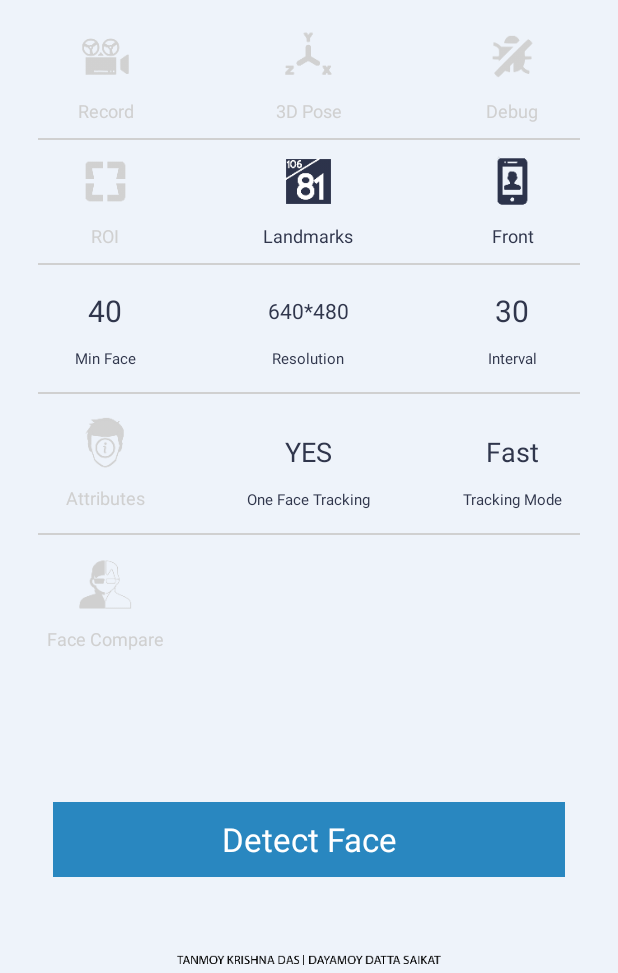
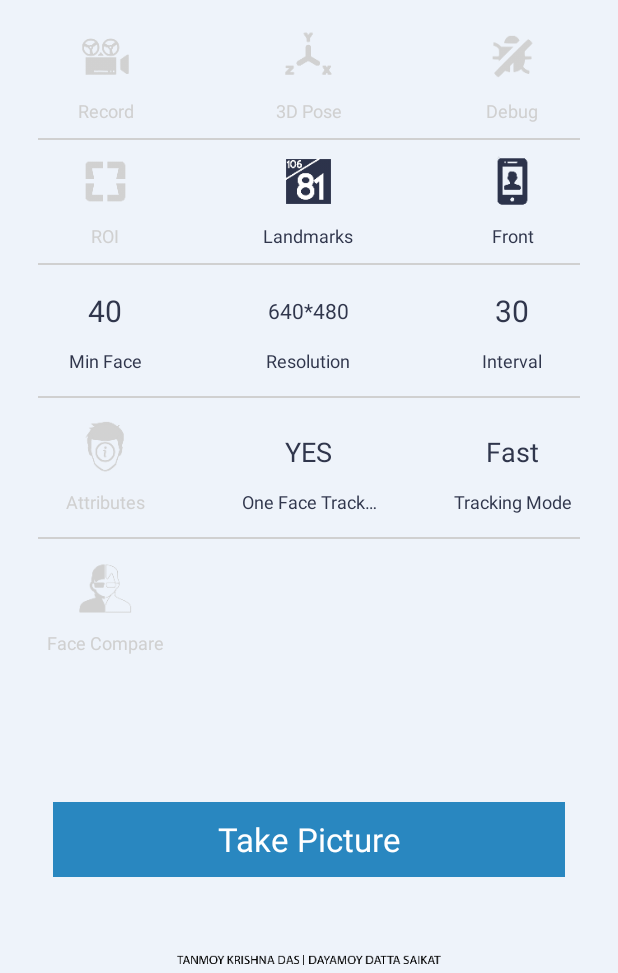
Before and after one commit to Tanmoytkd/MorphMania, an Android app: the screen it shows after launch (MainActivity), on a phone screen of 412 x 824 dp, the part 263-1236 px from its top. Run offline under Robolectric (Android 15) with nearby library versions, the phone set to English and light mode, and no system bars; libraries missing offline, so code that uses them is left out: com.megvii.licensemanager.

Commit message:
fixed font size and fixed dependencies

```diff
--- a/faceppdemo/build.gradle
+++ b/faceppdemo/build.gradle
@@ -70,5 +70,6 @@ dependencies {
 //    implementation 'com.github.FacePlusPlus:MegviiFacepp-Android-SDK:0.4.7-gitpack'
     implementation(name: 'MGLicenseManagerSDK-0.3.1', ext: 'aar')
     implementation(name: 'MGFaceppSDK-0.5.2', ext: 'aar')
+    implementation 'com.android.support:recyclerview-v7:26.0.+'
 //    implementation project(':sdk')
 }
--- a/faceppdemo/src/main/res/layout/activity_main.xml
+++ b/faceppdemo/src/main/res/layout/activity_main.xml
@@ -41,128 +41,129 @@
         android:layout_height="match_parent"
         android:layout_above="@+id/landmark_enterBtn"
         android:layout_below="@+id/landmark_logo"
-        android:layout_marginBottom="20dip"
+        android:layout_marginBottom="10dip"
         android:layout_marginTop="20dip"
         android:paddingLeft="25dip"
         android:paddingRight="25dip"
         android:scrollbars="none"
         android:layout_centerInParent="true">
 
+
         <LinearLayout
             android:layout_width="match_parent"
             android:layout_height="wrap_content"
-            android:orientation="vertical" >
+            android:orientation="vertical">
 
             <LinearLayout
                 android:layout_width="match_parent"
                 android:layout_height="0dp"
                 android:layout_weight="1"
-                android:orientation="horizontal"
-                android:baselineAligned="false">
+                android:baselineAligned="false"
+                android:orientation="horizontal">
 
                 <RelativeLayout
                     android:layout_width="0dip"
                     android:layout_height="wrap_content"
-                    android:layout_weight="1" >
+                    android:layout_weight="1">
 
                     <include
                         android:id="@+id/landmark_imageitem_0"
+                        layout="@layout/image_item"
                         android:layout_width="wrap_content"
-                        android:layout_height="wrap_content"
-                        layout="@layout/image_item" />
+                        android:layout_height="wrap_content" />
                 </RelativeLayout>
 
                 <RelativeLayout
                     android:layout_width="0dip"
                     android:layout_height="wrap_content"
-                    android:layout_weight="1" >
+                    android:layout_weight="1">
 
                     <include
                         android:id="@+id/landmark_imageitem_1"
+                        layout="@layout/image_item"
                         android:layout_width="wrap_content"
                         android:layout_height="wrap_content"
-                        android:layout_centerHorizontal="true"
-                        layout="@layout/image_item" />
+                        android:layout_centerHorizontal="true" />
                 </RelativeLayout>
 
                 <RelativeLayout
                     android:layout_width="0dip"
                     android:layout_height="wrap_content"
-                    android:layout_weight="1" >
+                    android:layout_weight="1">
 
                     <include
                         android:id="@+id/landmark_imageitem_2"
+                        layout="@layout/image_item"
                         android:layout_width="wrap_content"
                         android:layout_height="wrap_content"
-                        android:layout_alignParentEnd="true"
-                        layout="@layout/image_item" />
+                        android:layout_alignParentEnd="true" />
                 </RelativeLayout>
             </LinearLayout>
 
             <ImageView
                 android:layout_width="match_parent"
                 android:layout_height="1dip"
+                android:layout_marginTop="10dip"
                 android:layout_marginBottom="10dip"
-                android:layout_marginTop="10dip"
                 android:background="#D0D0D0"
                 android:contentDescription="@string/todo" />
 
             <LinearLayout
                 android:layout_width="match_parent"
                 android:layout_height="wrap_content"
-                android:orientation="vertical" >
+                android:orientation="vertical">
 
                 <LinearLayout
                     android:layout_width="match_parent"
                     android:layout_height="wrap_content"
                     android:layout_weight="1"
-                    android:orientation="horizontal"
-                    android:baselineAligned="false">
+                    android:baselineAligned="false"
+                    android:orientation="horizontal">
 
                     <RelativeLayout
                         android:layout_width="0dip"
                         android:layout_height="wrap_content"
-                        android:layout_weight="1" >
+                        android:layout_weight="1">
 
                         <include
                             android:id="@+id/landmark_imageitem_3"
+                            layout="@layout/image_item"
                             android:layout_width="wrap_content"
-                            android:layout_height="wrap_content"
-                            layout="@layout/image_item" />
+                            android:layout_height="wrap_content" />
                     </RelativeLayout>
 
                     <RelativeLayout
                         android:layout_width="0dip"
                         android:layout_height="wrap_content"
-                        android:layout_weight="1" >
+                        android:layout_weight="1">
 
                         <include
                             android:id="@+id/landmark_imageitem_4"
+                            layout="@layout/image_item"
                             android:layout_width="wrap_content"
                             android:layout_height="wrap_content"
-                            android:layout_centerHorizontal="true"
-                            layout="@layout/image_item" />
+                            android:layout_centerHorizontal="true" />
                     </RelativeLayout>
 
                     <RelativeLayout
                         android:layout_width="0dip"
                         android:layout_height="wrap_content"
-                        android:layout_weight="1" >
+                        android:layout_weight="1">
 
                         <include
                             android:id="@+id/landmark_imageitem_5"
+                            layout="@layout/image_item"
                             android:layout_width="wrap_content"
                             android:layout_height="wrap_content"
-                            android:layout_alignParentEnd="true"
-                            layout="@layout/image_item" />
+                            android:layout_alignParentEnd="true" />
                     </RelativeLayout>
                 </LinearLayout>
 
                 <ImageView
                     android:layout_width="match_parent"
                     android:layout_height="1dip"
+                    android:layout_marginTop="10dip"
                     android:layout_marginBottom="15dip"
-                    android:layout_marginTop="10dip"
                     android:background="#D0D0D0"
                     android:contentDescription="@string/todo" />
 
@@ -170,19 +171,19 @@
                     android:layout_width="match_parent"
                     android:layout_height="wrap_content"
                     android:layout_weight="1"
-                    android:orientation="horizontal"
-                    android:baselineAligned="false">
+                    android:baselineAligned="false"
+                    android:orientation="horizontal">
 
                     <RelativeLayout
                         android:layout_width="0dip"
                         android:layout_height="wrap_content"
-                        android:layout_weight="1" >
+                        android:layout_weight="1">
 
                         <include
                             android:id="@+id/landmark_edititem_0"
+                            layout="@layout/edit_item"
                             android:layout_width="wrap_content"
                             android:layout_height="wrap_content"
-                            layout="@layout/edit_item"
                             android:clickable="true"
                             android:focusable="true" />
                     </RelativeLayout>
@@ -190,14 +191,14 @@
                     <RelativeLayout
                         android:layout_width="0dip"
                         android:layout_height="wrap_content"
-                        android:layout_weight="1.2" >
+                        android:layout_weight="1.2">
 
                         <include
                             android:id="@+id/landmark_edititem_1"
+                            layout="@layout/edit_item"
                             android:layout_width="wrap_content"
                             android:layout_height="wrap_content"
                             android:layout_centerHorizontal="true"
-                            layout="@layout/edit_item"
                             android:clickable="true"
                             android:focusable="true" />
                     </RelativeLayout>
@@ -205,14 +206,14 @@
                     <RelativeLayout
                         android:layout_width="0dip"
                         android:layout_height="wrap_content"
-                        android:layout_weight="1" >
+                        android:layout_weight="1">
 
                         <include
                             android:id="@+id/landmark_edititem_2"
+                            layout="@layout/edit_item"
                             android:layout_width="wrap_content"
                             android:layout_height="wrap_content"
                             android:layout_alignParentEnd="true"
-                            layout="@layout/edit_item"
                             android:clickable="true"
                             android:focusable="true" />
                     </RelativeLayout>
@@ -221,8 +222,8 @@
                 <ImageView
                     android:layout_width="match_parent"
                     android:layout_height="1dip"
+                    android:layout_marginTop="15dip"
                     android:layout_marginBottom="0dip"
-                    android:layout_marginTop="15dip"
                     android:background="#D0D0D0"
                     android:contentDescription="@string/todo" />
 
@@ -231,56 +232,56 @@
                     android:layout_height="wrap_content"
                     android:layout_marginTop="15dip"
                     android:layout_weight="1"
-                    android:orientation="horizontal"
-                    android:baselineAligned="false">
+                    android:baselineAligned="false"
+                    android:orientation="horizontal">
 
                     <RelativeLayout
                         android:layout_width="0dip"
                         android:layout_height="wrap_content"
-                        android:layout_weight="1" >
+                        android:layout_weight="1">
 
                         <include
                             android:id="@+id/landmark_imageitem_6"
+                            layout="@layout/image_item"
                             android:layout_width="wrap_content"
-                            android:layout_height="wrap_content"
-                            layout="@layout/image_item" />
+                            android:layout_height="wrap_content" />
                     </RelativeLayout>
 
                     <RelativeLayout
                         android:layout_width="0dip"
                         android:layout_height="wrap_content"
                         android:layout_gravity="bottom"
-                        android:layout_weight="1" >
+                        android:layout_weight="1">
 
                         <include
                             android:id="@+id/landmark_edititem_3"
+                            layout="@layout/edit_item"
                             android:layout_width="wrap_content"
                             android:layout_height="wrap_content"
-                            android:layout_centerHorizontal="true"
-                            layout="@layout/edit_item" />
+                            android:layout_centerHorizontal="true" />
                     </RelativeLayout>
 
                     <RelativeLayout
                         android:layout_width="0dip"
                         android:layout_height="wrap_content"
+                        android:layout_gravity="bottom"
                         android:layout_weight="1"
-                        android:layout_gravity="bottom"
-                        android:visibility="visible" >
+                        android:visibility="visible">
 
                         <include
                             android:id="@+id/landmark_edititem_4"
+                            layout="@layout/edit_item"
                             android:layout_width="wrap_content"
                             android:layout_height="wrap_content"
-                            android:layout_alignParentEnd="true"
-                            layout="@layout/edit_item" />
+                            android:layout_alignParentEnd="true" />
                     </RelativeLayout>
                 </LinearLayout>
 
                 <ImageView
                     android:layout_width="match_parent"
                     android:layout_height="1dip"
+                    android:layout_marginTop="15dip"
                     android:layout_marginBottom="0dip"
-                    android:layout_marginTop="15dip"
                     android:background="#D0D0D0"
                     android:contentDescription="@string/todo" />
 
@@ -289,48 +290,48 @@
                     android:layout_height="wrap_content"
                     android:layout_marginTop="15dip"
                     android:layout_weight="1"
-                    android:orientation="horizontal"
-                    android:baselineAligned="false">
+                    android:baselineAligned="false"
+                    android:orientation="horizontal">
 
                     <RelativeLayout
                         android:layout_width="0dip"
                         android:layout_height="wrap_content"
-                        android:layout_weight="1" >
+                        android:layout_weight="1">
 
                         <include
                             android:id="@+id/landmark_imageitem_7"
+                            layout="@layout/image_item"
                             android:layout_width="wrap_content"
-                            android:layout_height="wrap_content"
-                            layout="@layout/image_item" />
+                            android:layout_height="wrap_content" />
                     </RelativeLayout>
 
                     <RelativeLayout
                         android:layout_width="0dip"
                         android:layout_height="wrap_content"
                         android:layout_gravity="bottom"
-                        android:layout_weight="1" >
+                        android:layout_weight="1">
 
                         <include
-                            android:visibility="invisible"
+                            layout="@layout/edit_item"
                             android:layout_width="wrap_content"
                             android:layout_height="wrap_content"
                             android:layout_centerHorizontal="true"
-                            layout="@layout/edit_item" />
+                            android:visibility="invisible" />
                     </RelativeLayout>
 
                     <RelativeLayout
                         android:layout_width="0dip"
                         android:layout_height="wrap_content"
+                        android:layout_gravity="bottom"
                         android:layout_weight="1"
-                        android:layout_gravity="bottom"
-                        android:visibility="visible" >
+                        android:visibility="visible">
 
                         <include
-                            android:visibility="gone"
+                            layout="@layout/edit_item"
                             android:layout_width="wrap_content"
                             android:layout_height="wrap_content"
                             android:layout_alignParentEnd="true"
-                            layout="@layout/edit_item" />
+                            android:visibility="gone" />
                     </RelativeLayout>
                 </LinearLayout>
 
--- a/faceppdemo/src/main/res/layout/edit_item.xml
+++ b/faceppdemo/src/main/res/layout/edit_item.xml
@@ -31,7 +31,7 @@
             android:singleLine="true"
             android:text="InBound"
             android:textColor="#30364C"
-            android:textSize="10sp" />
+            android:textSize="12sp" />
     </LinearLayout>
 
 </RelativeLayout>
--- a/faceppdemo/src/main/res/values/strings.xml
+++ b/faceppdemo/src/main/res/values/strings.xml
@@ -18,7 +18,7 @@
     <string name="one_face_trackig">One Face Tracking</string>
     <string name="trackig_mode">Tracking Mode</string>
     <string name="face_compare">Face Compare</string>
-    <string name="detect_face">Detect Face</string>
+    <string name="detect_face">Take Picture</string>
     <string name="fast">Fast</string>
     <string name="robust">Robust</string>
     <string name="normal">Normal</string>
```
